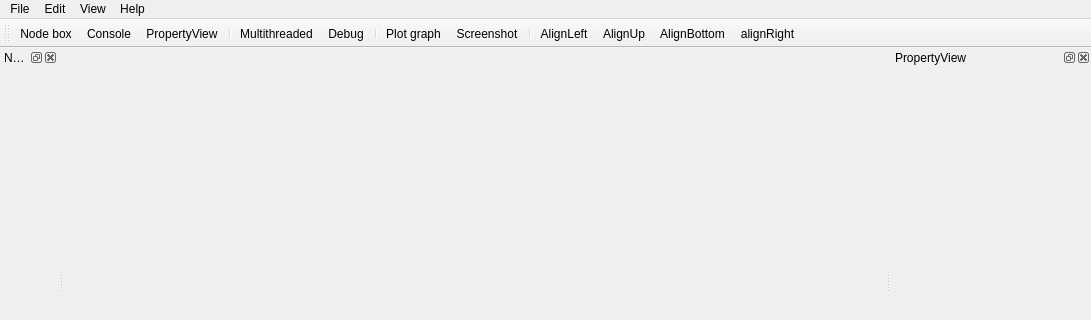
Qt form PyFlow/GraphEditor_ui.ui (wonderworks-software/PyFlow) before a commit; both pictures show x 0 to 1091 and y 0 to 320 of the 1091 by 757 pixel window.
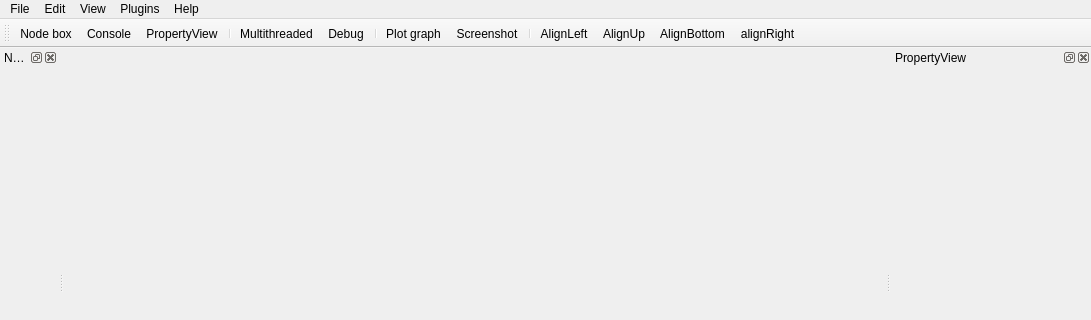
The same form after that commit. Icons and pictures are not drawn.

Commit message: edge target points fix plugins menu

Patch:
```diff
--- a/PyFlow/GraphEditor_ui.ui
+++ b/PyFlow/GraphEditor_ui.ui
@@ -115,9 +115,17 @@
     </property>
     <addaction name="actionShortcuts"/>
    </widget>
+   <widget class="QMenu" name="menuPlugins">
+    <property name="title">
+     <string>Plugins</string>
+    </property>
+    <addaction name="actionNew_Node"/>
+    <addaction name="actionNew_Command"/>
+   </widget>
    <addaction name="menuFile"/>
    <addaction name="menuEdit"/>
    <addaction name="menuView"/>
+   <addaction name="menuPlugins"/>
    <addaction name="menuHelp"/>
   </widget>
   <widget class="QToolBar" name="toolBar">
```
Left out of the diff: 10 changed lines with no effect on the pictures. The commit also changes 3 other files.
